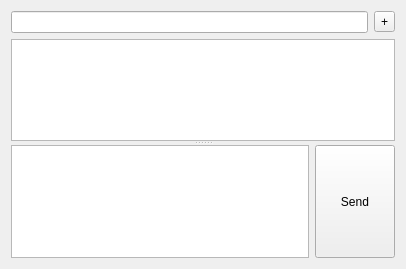
First picture: the form in ui/chatwidget.ui, repository WST/acid-pc, before the edit.
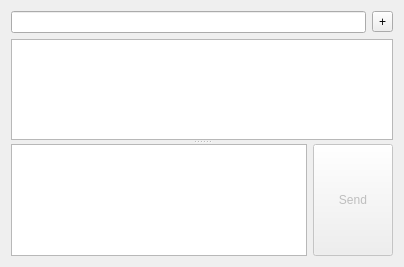
Second picture: the form after the edit.

Commit message: Нормальная реакция окна чатов на пропадание и подключение XMPP

What changed in the file:
```diff
--- a/ui/chatwidget.ui
+++ b/ui/chatwidget.ui
@@ -6,8 +6,8 @@
    <rect>
     <x>0</x>
     <y>0</y>
-    <width>406</width>
-    <height>269</height>
+    <width>404</width>
+    <height>267</height>
    </rect>
   </property>
   <property name="windowTitle">
@@ -64,6 +64,9 @@
        </item>
        <item>
         <widget class="QPushButton" name="send">
+         <property name="enabled">
+          <bool>false</bool>
+         </property>
          <property name="sizePolicy">
           <sizepolicy hsizetype="Minimum" vsizetype="Expanding">
            <horstretch>0</horstretch>
```
The commit also changes 6 other files.
